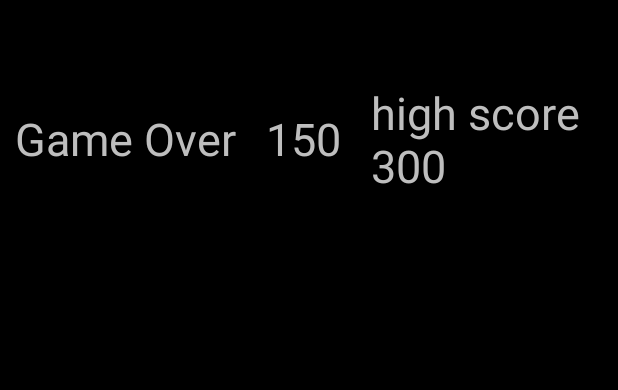
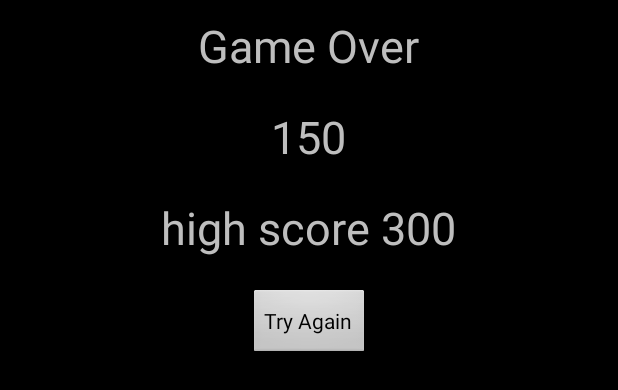
Before and after one commit to mishja/ScumbagPug, an Android app: the layout activity_gameoverscreen.xml on its own in the app's theme, with its tools: preview values and no code run, on a phone screen of 412 x 824 dp. Shown: the top 390 px of the screen. Run offline under Robolectric (Android 15) with nearby library versions, the phone set to English and light mode, and no system bars.

Commit message:
yannics shit

```diff
--- a/app/src/main/AndroidManifest.xml
+++ b/app/src/main/AndroidManifest.xml
@@ -28,8 +28,8 @@
         <activity
             android:name=".ScoreBoard"
             android:screenOrientation="landscape" />
-        <activity android:name=".NameActivity" />
-        <activity android:name=".gameoverscreen"></activity>
+        <activity android:name=".gameoverscreen"
+            android:screenOrientation="landscape"></activity>
     </application>
 
 </manifest>
--- a/app/src/main/java/com/timothypuglia/scumbagpug/GamePanel.java
+++ b/app/src/main/java/com/timothypuglia/scumbagpug/GamePanel.java
@@ -1,6 +1,7 @@
 package com.timothypuglia.scumbagpug;
 
 import android.content.Context;
+import android.content.Intent;
 import android.graphics.Bitmap;
 import android.graphics.BitmapFactory;
 import android.graphics.Canvas;
@@ -118,6 +119,8 @@
                 if (collision(houses.get(i),player)){
                     houses.remove(i);
                     player.setPlaying(false);
+//                    Intent intent = new Intent(this, gameoverscreen.class);
+//                    startActivity(intent);
                     break;
                 }
 //                Remove missle when far off the screen
--- a/app/src/main/res/layout/activity_gameoverscreen.xml
+++ b/app/src/main/res/layout/activity_gameoverscreen.xml
@@ -1,18 +1,17 @@
 <?xml version="1.0" encoding="utf-8"?>
-
 <android.support.constraint.ConstraintLayout
     xmlns:android="http://schemas.android.com/apk/res/android"
     xmlns:app="http://schemas.android.com/apk/res-auto"
     xmlns:tools="http://schemas.android.com/tools"
     android:layout_width="match_parent"
-    android:layout_height="match_parent"
-    tools:context="com.timothypuglia.scumbagpug.gameoverscreen">
-
+    android:layout_height="match_parent">
     <LinearLayout
         android:layout_width="match_parent"
         android:layout_height="wrap_content"
         tools:layout_editor_absoluteX="16dp"
-        tools:layout_editor_absoluteY="62dp">
+        tools:layout_editor_absoluteY="62dp"
+        android:orientation="vertical"
+        >
 
         <TextView
             android:layout_width="wrap_content"
```
Also changed, not shown: app/src/main/java/com/timothypuglia/scumbagpug/gameoverscreen.java (+20 -2 lines).
